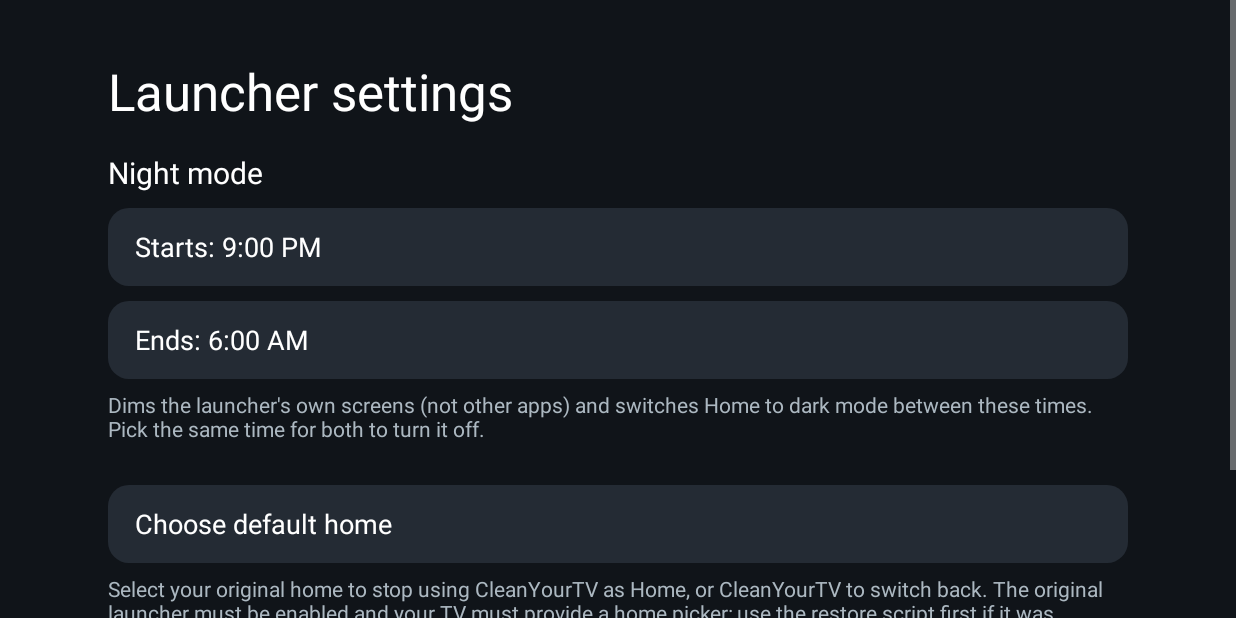
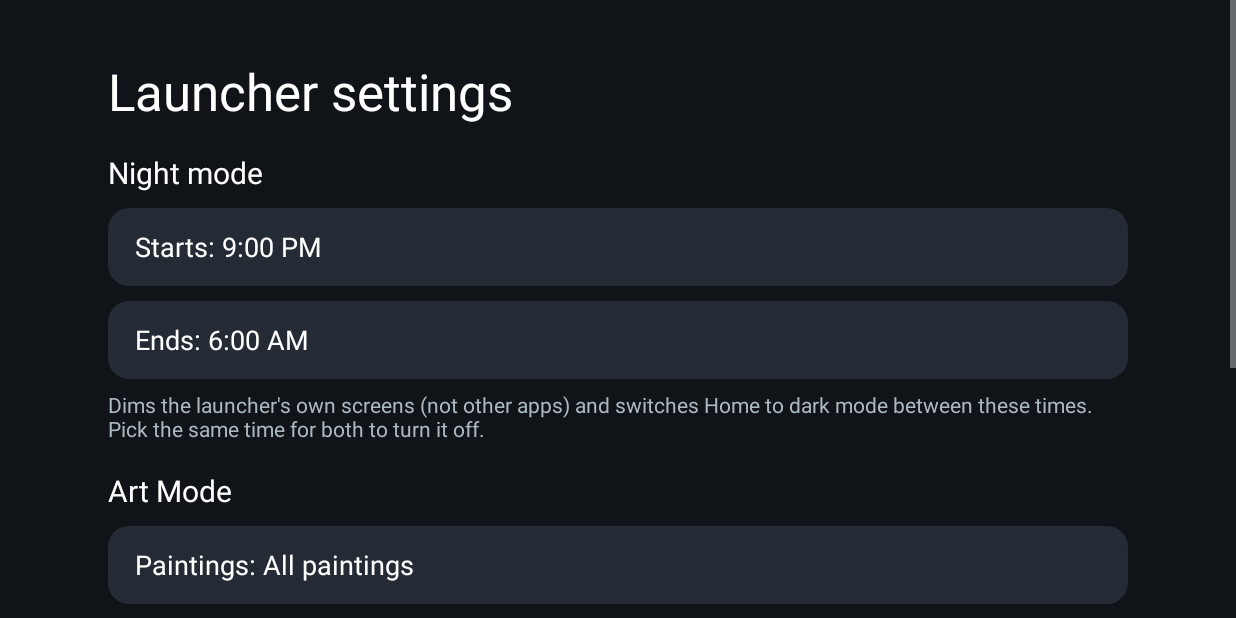
Before and after one commit to chrehor36/neon-noir-launcher, an Android app: the LauncherSettingsActivity screen opened directly, with no data from a screen before it, on a phone screen of 824 x 412 dp (held sideways). Run offline under Robolectric (Android 15) with nearby library versions, the phone set to English and light mode, and no system bars; pictures from the network do not load.

Commit message:
Art Mode: choose the paintings in Launcher settings
A new Art Mode section in Launcher settings picks what Art Mode and the
screensaver show: All paintings, a curated mood (Jazz bar, Nightlife, After
dark, Romantic era, Quiet landscapes, By the water, Museum essentials), or one
of the Art Institute's own styles, subjects and themes. Moods mix the museum's
sparse labels with title words and painters (Tonalists, Ashcan, the cafe
painters). A collection is read in full and keeps upright paintings, which
Art Mode now shows whole on a dark ground. Each has its own pool file.
Replaces the fixed NeonArt.STYLE.

Co-Authored-By: Claude Opus 5.5 <noreply@anthropic.com>

```diff
--- /dev/null
+++ b/launcher/app/src/main/java/io/github/chrehor36/neonnoir/ArtCollections.java
@@ -0,0 +1,179 @@
+package io.github.chrehor36.neonnoir;
+
+import android.content.Context;
+
+import java.util.ArrayList;
+import java.util.Arrays;
+import java.util.Collections;
+import java.util.List;
+
+/**
+ * The paintings Art Mode can show, chosen in Launcher settings > Art Mode: every painting, a mood (curated here),
+ * or one of the Art Institute of Chicago's own labels (style, subject or theme). Each is a search on the museum's
+ * open API, narrowed from its public-domain paintings with an image.
+ *
+ * <p>The museum labels few paintings with a style, so the moods mix labels, title words and painters: Jazz bar
+ * is Tonalist nocturnes (Whistler, Inness) and Ashcan New York, Nightlife the café and cabaret painters (Degas,
+ * Toulouse-Lautrec). Counts are what the museum had in November 2026, counting only paintings that fit a TV.
+ */
+final class ArtCollections {
+    static final String ALL_ID = "all";
+    private static final String KEY = "collection";
+
+    static final class Collection {
+        final String id, group, label;
+        /** Extra "must" clauses (JSON, comma-separated) or "". */
+        final String must;
+        /** "should" clauses, at least one of which must match (JSON, comma-separated), or "". */
+        final String should;
+
+        Collection(String id, String group, String label, String must, String should) {
+            this.id = id;
+            this.group = group;
+            this.label = label;
+            this.must = must;
+            this.should = should;
+        }
+
+        /** Every painting: a random sample of the whole collection, wide ones only, as Art Mode always did. */
+        boolean isAll() {
+            return ALL_ID.equals(id);
+        }
+
+        /** "Mood · Jazz bar", or just "All paintings". */
+        String title() {
+            return group.isEmpty() ? label : group + " · " + label;
+        }
+    }
+
+    private static String term(String field, String value) {
+        return "{\"term\":{\"" + field + ".keyword\":\"" + value + "\"}}";
+    }
+
+    private static String style(String v) {
+        return term("style_titles", v);
+    }
+
+    private static String subject(String v) {
+        return term("subject_titles", v);
+    }
+
+    private static String theme(String v) {
+        return term("theme_titles", v);
+    }
+
+    /** Any of these words in the title. */
+    private static String titleWords(String words) {
+        return "{\"match\":{\"title\":\"" + words + "\"}}";
+    }
+
+    /** Any of these painters, each matched as a phrase so "Henri" alone does not bring in Matisse. */
+    private static String painters(String... names) {
+        StringBuilder sb = new StringBuilder();
+        for (String n : names) {
+            if (sb.length() > 0) sb.append(',');
+            sb.append("{\"match_phrase\":{\"artist_title\":\"").append(n).append("\"}}");
+        }
+        return sb.toString();
+    }
+
+    private static String begun(int from, int to) {
+        return "{\"range\":{\"date_start\":{\"gte\":" + from + ",\"lte\":" + to + "}}}";
+    }
+
+    private static String join(String... clauses) {
+        return String.join(",", clauses);
+    }
+
+    private static final String[] TONALISTS = {"Whistler", "Inness", "Tryon", "Dewing", "Twachtman", "Blakelock",
+            "Albert Pinkham Ryder"};
+    private static final String[] ASHCAN = {"John Sloan", "Bellows", "Glackens", "Everett Shinn", "Robert Henri",
+            "George Luks", "Ernest Lawson"};
+    private static final String[] CAFE = {"Toulouse-Lautrec", "Degas", "Béraud", "Forain"};
+
+    private static String[] concat(String[] a, String[] b) {
+        String[] out = Arrays.copyOf(a, a.length + b.length);
+        System.arraycopy(b, 0, out, a.length, b.length);
+        return out;
+    }
+
+    /** Western countries (and cities the museum uses as places), for the Romantic era. */
+    private static final String WESTERN = "\"France\",\"England\",\"Great Britain\",\"United Kingdom\",\"Scotland\","
+            + "\"Ireland\",\"Germany\",\"Austria\",\"Switzerland\",\"Italy\",\"Naples\",\"Rome\",\"Spain\","
+            + "\"Netherlands\",\"Holland\",\"Belgium\",\"Denmark\",\"Norway\",\"Sweden\",\"Russia\",\"Poland\","
+            + "\"Hungary\",\"United States\"";
+
+    static final List<Collection> ALL = Collections.unmodifiableList(Arrays.asList(
+            new Collection(ALL_ID, "", "All paintings", "", ""),
+
+            // Moods, curated.
+            new Collection("jazz_bar", "Mood", "Jazz bar", begun(1855, 1929), join(  // ~55
+                    style("Ashcan School"), subject("music"), theme("Drinking and Dining"),
+                    titleWords("nocturne night evening moonlight cafe café bar cabaret saloon"),
+                    painters(concat(TONALISTS, ASHCAN)))),
+            new Collection("nightlife", "Mood", "Nightlife", begun(1855, 1929), join(  // ~35
+                    style("Ashcan School"), subject("music"), theme("Drinking and Dining"),
+                    titleWords("cafe café cabaret theater theatre opera ball dance dancers dancer concert circus "
+                            + "saloon bar music night"),
+                    painters(concat(ASHCAN, CAFE)))),
+            new Collection("after_dark", "Mood", "After dark", "", join(  // ~45
+                    titleWords("night nocturne moonlight moonlit evening twilight dusk lamplight sunset"),
+                    painters("Whistler", "Inness", "Albert Pinkham Ryder", "Blakelock"))),
+            new Collection("romanticism", "Mood", "Romantic era", "", join(  // ~75
+                    "{\"bool\":{\"must\":[" + begun(1780, 1850) + ",{\"terms\":{\"place_of_origin.keyword\":["
+                            + WESTERN + "]}}]}}",
+                    style("romantic"))),
+            new Collection("quiet_landscapes", "Mood", "Quiet landscapes", "", join(  // ~200
+                    style("Barbizon School"), style("Hudson River School"), subject("landscapes"))),
+            new Collection("by_the_water", "Mood", "By the water", "", join(  // ~120
+                    subject("boats"), subject("river"),
+                    titleWords("sea harbor harbour coast beach boats river lake"))),
+            new Collection("essentials", "Mood", "Museum essentials", "", join(  // ~70
+                    theme("Essentials"), theme("Art Institute Icons"))),
+
+            // The museum's styles with enough paintings to fill an evening.
+            new Collection("style_impressionism", "Style", "Impressionism", "", style("Impressionism")),
+            new Collection("style_post_impressionism", "Style", "Post-Impressionism", "", style("Post-Impressionism")),
+            new Collection("style_realism", "Style", "Realism", "", style("Realism")),
+            new Collection("style_modernism", "Style", "Modernism", "", style("Modernism")),
+            new Collection("style_baroque", "Style", "Baroque", "", join(style("Baroque"), style("17th Century"))),
+            new Collection("style_renaissance", "Style", "Renaissance", "", style("Renaissance")),
+            new Collection("style_japanese", "Style", "Japanese", "", style("Japanese (culture or style)")),
+            new Collection("style_chinese", "Style", "Chinese", "", style("Chinese (culture or style)")),
+
+            // The museum's subjects.
+            new Collection("subject_music", "Subject", "Music", "", subject("music")),
+            new Collection("subject_leisure", "Subject", "Leisure", "", subject("leisure")),
+            new Collection("subject_flowers", "Subject", "Flowers", "", subject("flowers")),
+            new Collection("subject_animals", "Subject", "Animals", "", subject("animals")),
+            new Collection("subject_horses", "Subject", "Horses", "", subject("horses")),
+            new Collection("subject_sky", "Subject", "Clouds and sky", "", join(subject("clouds"), subject("sky"))),
+            new Collection("subject_interiors", "Subject", "Interiors", "", subject("interior")),
+            new Collection("subject_portraits", "Subject", "Portraits", "", subject("portraits")),
+
+            // The museum's themes.
+            new Collection("theme_women_artists", "Theme", "Women artists", "", theme("Women artists"))
+    ));
+
+    private ArtCollections() {
+    }
+
+    static Collection byId(String id) {
+        for (Collection c : ALL) if (c.id.equals(id)) return c;
+        return ALL.get(0);
+    }
+
+    static Collection current(Context ctx) {
+        return byId(ctx.getSharedPreferences("neon_art", Context.MODE_PRIVATE).getString(KEY, ALL_ID));
+    }
+
+    static void set(Context ctx, String id) {
+        ctx.getSharedPreferences("neon_art", Context.MODE_PRIVATE).edit().putString(KEY, id).apply();
+    }
+
+    static List<String> titles() {
+        List<String> out = new ArrayList<>();
+        for (Collection c : ALL) out.add(c.title());
+        return out;
+    }
+}
--- a/launcher/app/src/main/java/io/github/chrehor36/neonnoir/ArtView.java
+++ b/launcher/app/src/main/java/io/github/chrehor36/neonnoir/ArtView.java
@@ -123,6 +123,10 @@ final class ArtView extends FrameLayout {
 
     private void show(NeonArt.Work w, Bitmap b) {
         ImageView next = layers[1 - front], old = layers[front];
+        // Wide paintings fill the screen; upright or squarish ones (a collection's café scenes, portraits) are
+        // shown whole on the dark ground, since filling would crop away most of the picture.
+        next.setScaleType(b.getWidth() < b.getHeight() * 1.3f ? ImageView.ScaleType.FIT_CENTER
+                : ImageView.ScaleType.CENTER_CROP);
         next.setImageBitmap(b);
         next.animate().alpha(1f).setDuration(2500).start();
         old.animate().alpha(0f).setDuration(2500).withEndAction(() -> {
--- a/launcher/app/src/main/res/layout/activity_launcher_settings.xml
+++ b/launcher/app/src/main/res/layout/activity_launcher_settings.xml
@@ -134,6 +134,27 @@
             android:textSize="14sp" />
 
         <TextView
+            android:layout_width="match_parent"
+            android:layout_height="wrap_content"
+            android:layout_marginTop="18dp"
+            android:text="@string/art_mode_label"
+            android:textColor="#FFFFFFFF"
+            android:textSize="20sp" />
+
+        <TextView
+            android:id="@+id/artChoice"
+            style="@style/SettingsRow"
+            android:layout_marginTop="10dp" />
+
+        <TextView
+            android:layout_width="match_parent"
+            android:layout_height="wrap_content"
+            android:layout_marginTop="7dp"
+            android:text="@string/art_mode_hint"
+            android:textColor="#FFACB8C1"
+            android:textSize="14sp" />
+
+        <TextView
             android:id="@+id/wallpaperChoice"
             style="@style/SettingsRow"
             android:layout_marginTop="28dp" />
--- a/launcher/app/src/main/res/values/strings.xml
+++ b/launcher/app/src/main/res/values/strings.xml
@@ -71,6 +71,9 @@
     <string name="night_mode_starts">Starts: %1$s</string>
     <string name="night_mode_ends">Ends: %1$s</string>
     <string name="night_mode_hint">Dims the launcher\'s own screens (not other apps) and switches Home to dark mode between these times. Pick the same time for both to turn it off.</string>
+    <string name="art_mode_label">Art Mode</string>
+    <string name="art_mode_paintings">Paintings: %1$s</string>
+    <string name="art_mode_hint">Which paintings Art Mode and the screensaver show: a mood, or one of the Art Institute of Chicago\'s styles, subjects or themes. The new set starts with the next painting.</string>
     <string name="quick_picture">Display</string>
     <string name="quick_network">Network</string>
     <string name="quick_apps">Apps</string>
```
Also changed, not shown: launcher/app/src/main/java/io/github/chrehor36/neonnoir/LauncherSettingsActivity.java (+26 -0 lines), launcher/app/src/main/java/io/github/chrehor36/neonnoir/NeonArt.java (+37 -43 lines), 2 other files.
